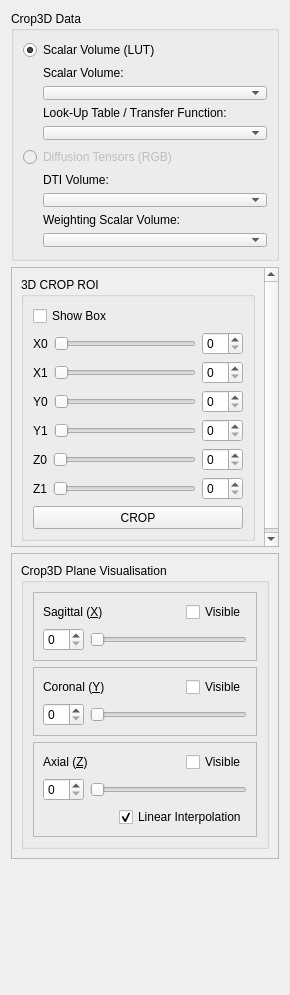
First picture: the form in branches/myusufoglu/plugins/testing/myusufoglu/Crop3D/Crop3D.ui, repository BackupTheBerlios/viste-tool-svn, before the edit.
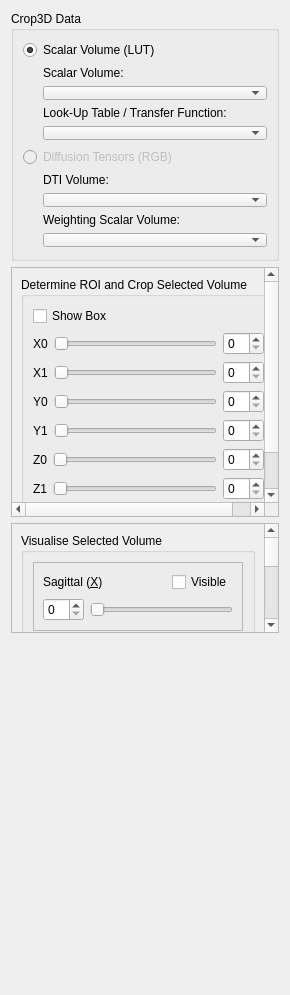
Second picture: the form after the edit.

Commit message: progress in niftidtiwriter.crop3d optimization. zlib changes will not sent to teunk.

```diff
--- a/branches/myusufoglu/plugins/testing/myusufoglu/Crop3D/Crop3D.ui
+++ b/branches/myusufoglu/plugins/testing/myusufoglu/Crop3D/Crop3D.ui
@@ -181,7 +181,7 @@
      <property name="maximumSize">
       <size>
        <width>16777215</width>
-       <height>280</height>
+       <height>250</height>
       </size>
      </property>
      <property name="widgetResizable">
@@ -191,7 +191,7 @@
       <property name="geometry">
        <rect>
         <x>0</x>
-        <y>0</y>
+        <y>-29</y>
         <width>253</width>
         <height>277</height>
        </rect>
@@ -203,7 +203,7 @@
           <bool>true</bool>
          </property>
          <property name="title">
-          <string>3D CROP ROI</string>
+          <string>Determine ROI and Crop Selected Volume</string>
          </property>
          <layout class="QVBoxLayout" name="verticalLayout">
           <item>
@@ -397,10 +397,10 @@
    </item>
    <item>
     <widget class="QScrollArea" name="scrollArea_2">
-     <property name="minimumSize">
+     <property name="maximumSize">
       <size>
-       <width>0</width>
-       <height>100</height>
+       <width>16777215</width>
+       <height>110</height>
       </size>
      </property>
      <property name="widgetResizable">
@@ -411,11 +411,11 @@
        <rect>
         <x>0</x>
         <y>0</y>
-        <width>270</width>
+        <width>253</width>
         <height>301</height>
        </rect>
       </property>
-      <layout class="QVBoxLayout" name="verticalLayout_6">
+      <layout class="QHBoxLayout" name="horizontalLayout_13">
        <item>
         <widget class="QGroupBox" name="groupBox_2">
          <property name="minimumSize">
@@ -431,7 +431,7 @@
           </size>
          </property>
          <property name="title">
-          <string>Crop3D Plane Visualisation</string>
+          <string>Visualise Selected Volume</string>
          </property>
          <layout class="QVBoxLayout" name="verticalLayout_5">
           <item>
```
Left out of the diff: 99 changed lines with no effect on the pictures. The commit also changes 10 other files.
